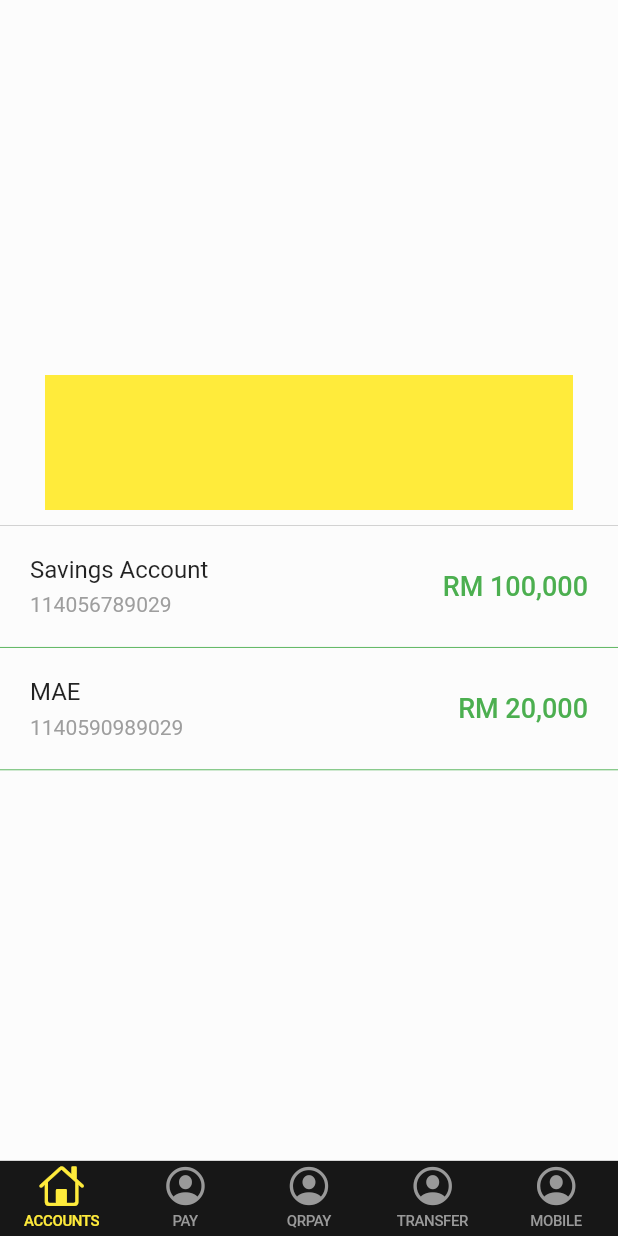
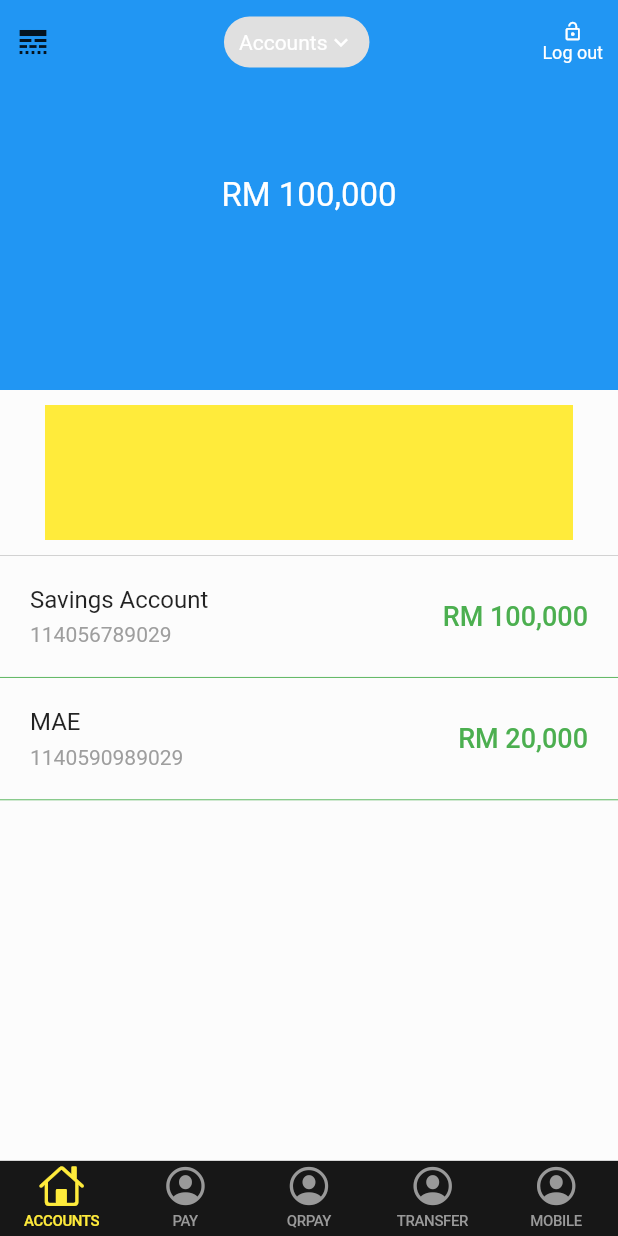
Before and after one commit to alvindrakes/maybank_flutter_clone, a Flutter app: the screen it shows after launch, on a phone screen of 412 x 824 dp. Run offline on Flutter 3.47's test engine with Material 2 defaults, Android fonts, the phone set to English and light mode, and no system bars; drawn by our look-alikes of flutter_slidable; our stand-ins replace get.

```diff
--- a/lib/account_page.dart
+++ b/lib/account_page.dart
@@ -1,3 +1,5 @@
+import 'dart:ui';
+
 import 'package:flutter/material.dart';
 import 'package:flutter_slidable/flutter_slidable.dart';
 import 'package:get/get.dart';
@@ -7,12 +9,11 @@ class AccountPage extends StatelessWidget {
   @override
   Widget build(BuildContext context) {
     return Scaffold(
-        body: Column(
+      body: Stack(
+        children: <Widget>[
+          Column(
             children: [
-        Container(
-          height: 240,
-          width: Get.width,
-        ),
+              _UpperRow(),
               Container(
                 decoration: BoxDecoration(
                   border: Border(
@@ -22,8 +23,8 @@ class AccountPage extends StatelessWidget {
                     ),
                   ),
                 ),
-          padding:
-              const EdgeInsets.only(top: 10, bottom: 10, left: 30, right: 30),
+                padding: const EdgeInsets.only(
+                    top: 10, bottom: 10, left: 30, right: 30),
                 child: Container(
                   width: Get.width,
                   height: 90,
@@ -41,7 +42,99 @@ class AccountPage extends StatelessWidget {
                 ),
               )
             ],
-    ));
+          ),
+          _CustomNavigationBar(),
+        ],
+      ),
+    );
+  }
+}
+
+class _UpperRow extends StatelessWidget {
+  @override
+  Widget build(BuildContext context) {
+    return Stack(
+      children: <Widget>[
+        Image.asset("assets/images/malaysia_map.jpg"),
+        BackdropFilter(
+          filter: ImageFilter.blur(sigmaX: 10.0, sigmaY: 10.0),
+          child: Container(
+            width: Get.width,
+            height: 260.0,
+            decoration: BoxDecoration(
+              color: Colors.blue,
+            ),
+            child: Center(
+                child: Text(
+              'RM 100,000',
+              style: TextStyle(
+                fontSize: 22,
+                color: Colors.white,
+              ),
+            )),
+          ),
+        ),
+      ],
+    );
+  }
+}
+
+class _CustomNavigationBar extends StatelessWidget {
+  @override
+  Widget build(BuildContext context) {
+    return SafeArea(
+      child: Container(
+        height: kToolbarHeight,
+        padding: const EdgeInsets.symmetric(horizontal: 10),
+        child: Row(
+          crossAxisAlignment: CrossAxisAlignment.center,
+          mainAxisAlignment: MainAxisAlignment.spaceBetween,
+          children: [
+            Icon(Icons.line_style),
+            GestureDetector(
+              onTap: () {}, //TODO add bottom sheet when tap
+              child: Container(
+                  padding: const EdgeInsets.only(
+                      left: 10, right: 10, top: 8, bottom: 8),
+                  decoration: BoxDecoration(
+                    borderRadius: BorderRadius.circular(30.0),
+                    color: Colors.grey[300],
+                  ),
+                  child: Row(
+                    children: [
+                      Text(
+                        "Accounts",
+                        style: TextStyle(color: Colors.white),
+                      ),
+                      Icon(
+                        Icons.keyboard_arrow_down,
+                        color: Colors.white,
+                        size: 18,
+                      ),
+                    ],
+                  )),
+            ),
+            Column(
+              mainAxisAlignment: MainAxisAlignment.center,
+              children: [
+                Icon(
+                  Icons.lock_open,
+                  size: 14,
+                  color: Colors.white,
+                ),
+                Text(
+                  "Log out",
+                  style: TextStyle(
+                    fontSize: 12,
+                    color: Colors.white,
+                  ),
+                ),
+              ],
+            )
+          ],
+        ),
+      ),
+    );
   }
 }
 
@@ -58,20 +151,20 @@ class _SavingAccountRow extends StatelessWidget {
       secondaryActions: [
         IconSlideAction(
           caption: 'PAY',
-          color: ThemeColors.darkGrey,
+          color: ThemeColors.kdarkGrey,
           icon: Icons.more_horiz,
 
           // onTap: () => _showSnackBar('More'),
         ),
         IconSlideAction(
           caption: 'TRANSFER',
-          color: ThemeColors.darkGrey,
+          color: ThemeColors.kdarkGrey,
           icon: Icons.delete,
           //onTap: () => _showSnackBar('Delete'),
         ),
         IconSlideAction(
           caption: 'MOBILE',
-          color: ThemeColors.darkGrey,
+          color: ThemeColors.kdarkGrey,
           icon: Icons.delete,
           //onTap: () => _showSnackBar('Delete'),
         ),
@@ -137,7 +230,7 @@ class _MaeRow extends StatelessWidget {
       secondaryActions: [
         IconSlideAction(
           caption: 'View MAE dashboard',
-          color: ThemeColors.darkGrey,
+          color: ThemeColors.kdarkGrey,
           icon: Icons.more_horiz,
 
           // onTap: () => _showSnackBar('More'),
--- a/lib/contants/theme_colors.dart
+++ b/lib/contants/theme_colors.dart
@@ -1,5 +1,5 @@
 import 'package:flutter/cupertino.dart';
 
 class ThemeColors {
-  static const darkGrey = CupertinoColors.darkBackgroundGray;
+  static const kdarkGrey = CupertinoColors.darkBackgroundGray;
 }
--- a/lib/root_page.dart
+++ b/lib/root_page.dart
@@ -24,7 +24,7 @@ class _RootPageState extends State<RootPage> {
   Widget build(BuildContext context) {
     return CupertinoTabScaffold(
       tabBar: CupertinoTabBar(
-        backgroundColor: ThemeColors.darkGrey.withOpacity(1.0),
+        backgroundColor: ThemeColors.kdarkGrey.withOpacity(1.0),
         items: [
           BottomNavigationBarItem(
             icon: Icon(CupertinoIcons.home),
--- a/pubspec.yaml
+++ b/pubspec.yaml
@@ -21,9 +21,8 @@ dev_dependencies:
 
 flutter:
   uses-material-design: true
-  # assets:
-  #   - images/a_dot_burr.jpeg
-  #   - images/a_dot_ham.jpeg
+  assets:
+    - assets/images/
   # fonts:
   #   - family: Schyler
   #     fonts:
```
Also changed, not shown: assets/images/malaysia_map.jpg (added). Lines whose indentation alone changed are shown as unchanged.
